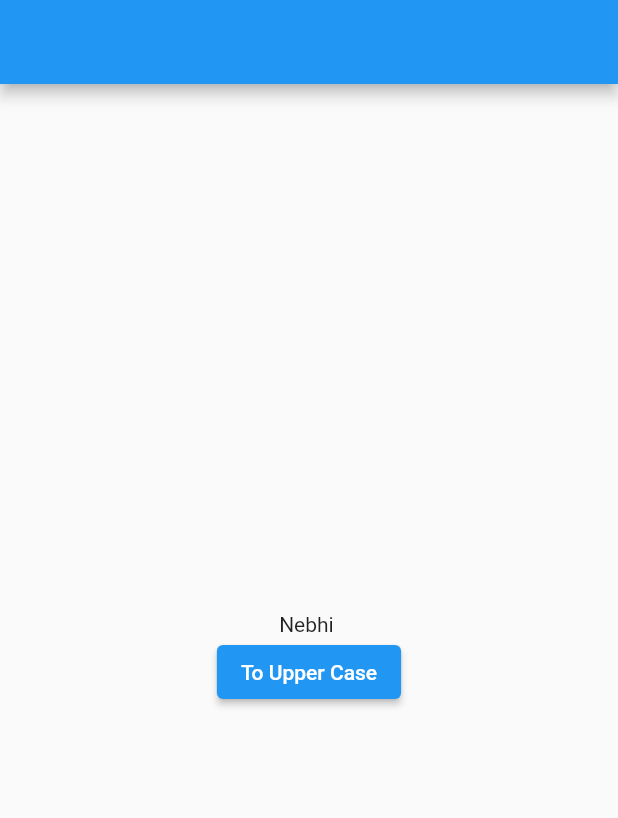
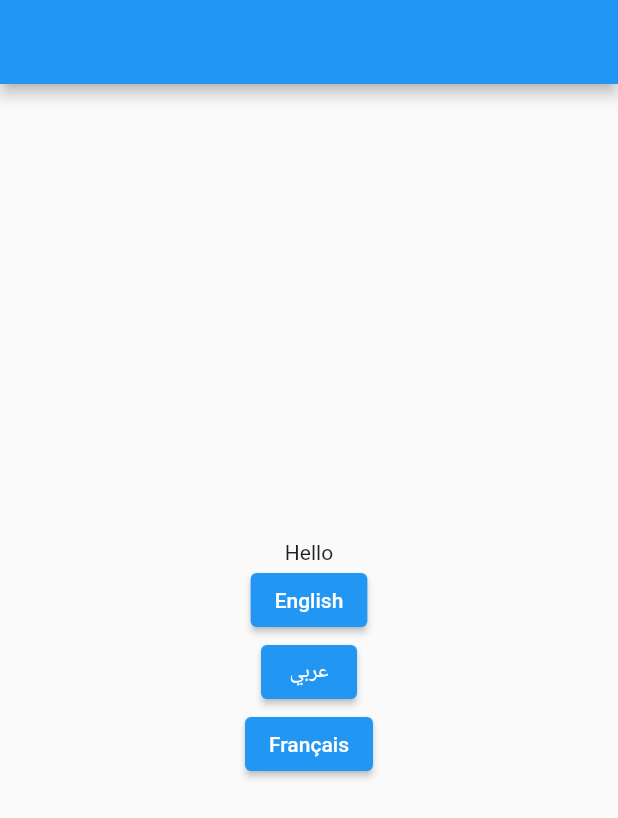
Before and after one commit to mouradneb/ripples_code_getx, a Flutter app: the screen it shows after launch, on a phone screen of 412 x 824 dp. Shown: the top 818 px of the screen. Run offline on Flutter 3.47's test engine with Material 2 defaults, Android fonts, the phone set to English and light mode, and no system bars; our stand-ins replace flutter_screenutil, get.

Commit message:
internationalization

```diff
--- /dev/null
+++ b/lib/internationalization/main_internazionalization.dart
@@ -0,0 +1,48 @@
+import 'package:flutter/material.dart';
+import 'package:flutter_screenutil/flutter_screenutil.dart';
+import 'package:get/get.dart';
+import 'package:ripples_code_getx/internationalization/message.dart';
+import 'package:ripples_code_getx/internationalization/my_controller.dart';
+
+class Main_Internazionalization extends StatelessWidget {
+  MyController myController = Get.put(MyController());
+
+  @override
+  Widget build(BuildContext context) {
+    return GetMaterialApp(
+      translations: Messages(),
+      locale: Locale('en', 'US'),
+      fallbackLocale: Locale('en', 'US'),
+      home: ScreenUtilInit(
+        designSize: const Size(360, 690),
+        builder: () => SafeArea(
+            child: Scaffold(
+          appBar: AppBar(),
+          body: Center(
+            child: Column(
+              mainAxisAlignment: MainAxisAlignment.center,
+              children: [
+                Text("hello".tr),
+                ElevatedButton(
+                    onPressed: () {
+                      myController.changeLanguage("en", "US");
+                    },
+                    child: const Text("English")),
+                ElevatedButton(
+                    onPressed: () {
+                      myController.changeLanguage("ar", "DZ");
+                    },
+                    child: const Text("عربي")),
+                ElevatedButton(
+                    onPressed: () {
+                      myController.changeLanguage("fr", "FR");
+                    },
+                    child: const Text("Français")),
+              ],
+            ),
+          ),
+        )),
+      ),
+    );
+  }
+}
--- /dev/null
+++ b/lib/internationalization/message.dart
@@ -0,0 +1,10 @@
+import 'package:get/get.dart';
+
+class Messages extends Translations {
+  @override
+  Map<String, Map<String, String>> get keys => {
+        'en_US': {'hello': "Hello"},
+        'ar_DZ': {'hello': "السلام عليكم"},
+        'fr_FR': {'hello': "Bonjour"}
+      };
+}
--- /dev/null
+++ b/lib/internationalization/my_controller.dart
@@ -0,0 +1,9 @@
+import 'dart:ui';
+import 'package:get/get.dart';
+
+class MyController extends GetxController {
+  void changeLanguage(var lang, var country) {
+    var locale = Locale(lang, country);
+    Get.updateLocale(locale);
+  }
+}
--- a/lib/main.dart
+++ b/lib/main.dart
@@ -1,5 +1,6 @@
 import 'package:flutter/material.dart';
-import 'package:ripples_code_getx/main_getx/main_getx.dart';
+
+import 'internationalization/main_internazionalization.dart';
 
 void main() {
   runApp(const MyApp());
@@ -10,6 +11,7 @@ class MyApp extends StatelessWidget {
   @override
   Widget build(BuildContext context) {
     return //SnackBar_defaultDialog_Bottomsheet_Routes();
-        Main_Getx();
+        // Main_Getx();
+        Main_Internazionalization();
   }
 }
```
